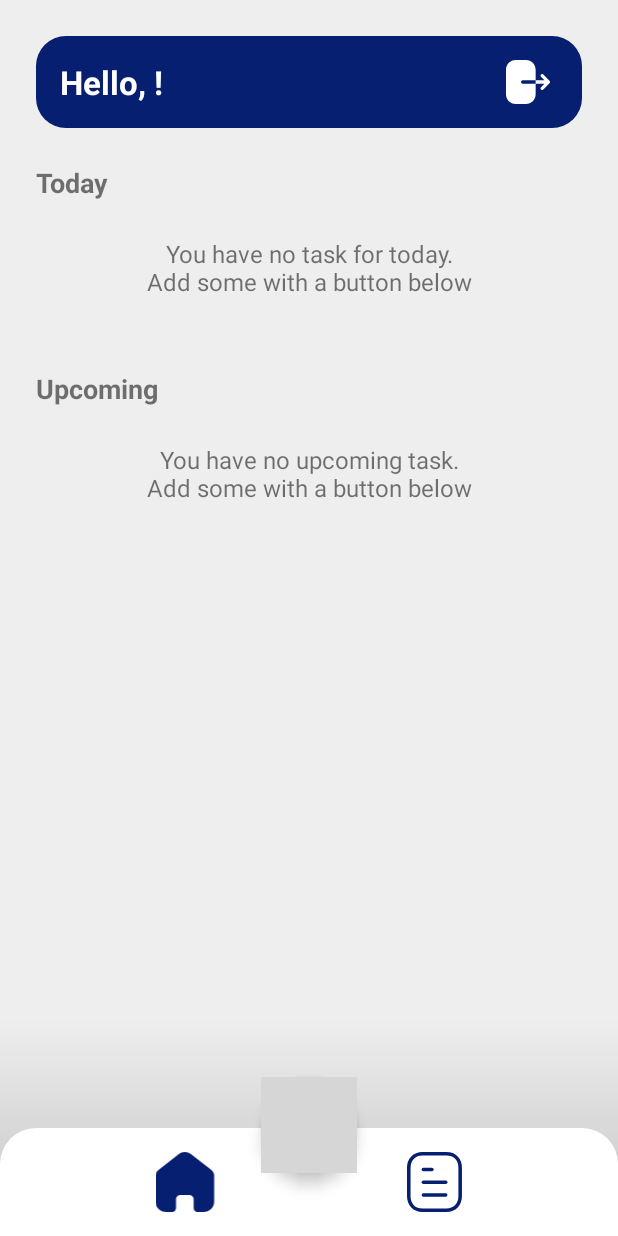
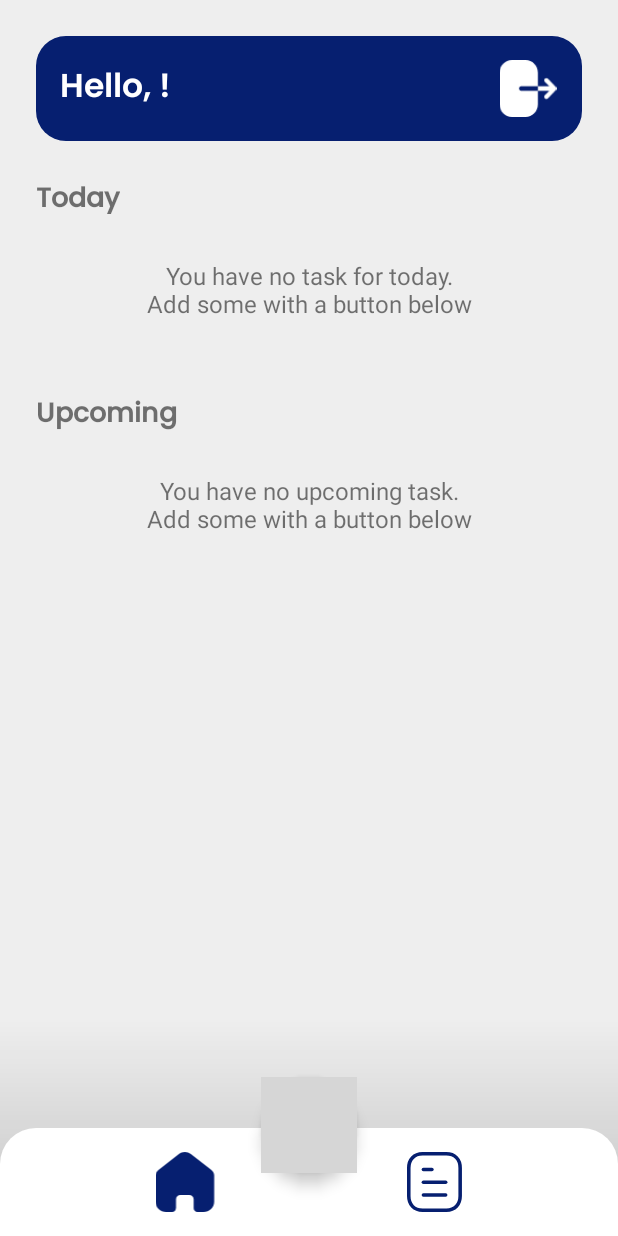
Before and after one commit to galihif/TaskMaster, an Android app: the screen it shows after launch once a user with an empty profile is signed in (HomeActivity), on a phone screen of 412 x 824 dp. Run offline under Robolectric (Android 15) with nearby library versions, the phone set to English and light mode, and no system bars; our stand-ins replace Firebase (no records; nobody signed in at launch, a user with empty details on screens opened directly); libraries missing offline, so code that uses them is left out: maes.tech.intentanim; grey boxes are pictures that could not be loaded.

Commit message:
change font history and home

```diff
--- a/app/src/main/res/layout/activity_history.xml
+++ b/app/src/main/res/layout/activity_history.xml
@@ -45,7 +45,8 @@
                         android:text="@string/user_completed_task"
                         android:textColor="@color/white"
                         android:textSize="22dp"
-                        android:textStyle="bold" />
+                        android:textStyle="bold"
+                        android:fontFamily="@font/poppins_medium" />
                 </LinearLayout>
 
                 <androidx.recyclerview.widget.RecyclerView
--- a/app/src/main/res/layout/activity_home.xml
+++ b/app/src/main/res/layout/activity_home.xml
@@ -49,7 +49,8 @@
                         android:text="@string/hello_user"
                         android:textColor="@color/white"
                         android:textSize="22dp"
-                        android:textStyle="bold" />
+                        android:textStyle="bold"
+                        android:fontFamily="@font/poppins_semibold" />
 
                     <ImageView
                         android:id="@+id/btn_logout"
@@ -75,6 +76,7 @@
                         android:text="@string/today"
                         android:textSize="18sp"
                         android:textStyle="bold"
+                        android:fontFamily="@font/poppins_medium"
                         app:layout_constraintStart_toStartOf="parent"
                         app:layout_constraintTop_toTopOf="parent" />
 
@@ -123,6 +125,7 @@
                         android:text="@string/upcoming"
                         android:textSize="18sp"
                         android:textStyle="bold"
+                        android:fontFamily="@font/poppins_medium"
                         app:layout_constraintStart_toStartOf="parent"
                         app:layout_constraintTop_toTopOf="parent" />
 
```
